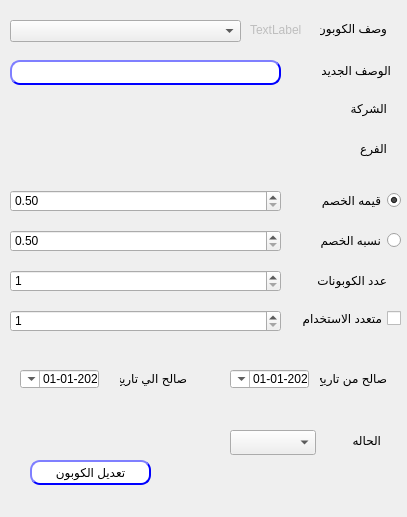
Before: the Qt Designer form presentation/coupon_ui/editCoupon.ui in shymaa123456/HyperPOS2020, drawn with Qt 5.
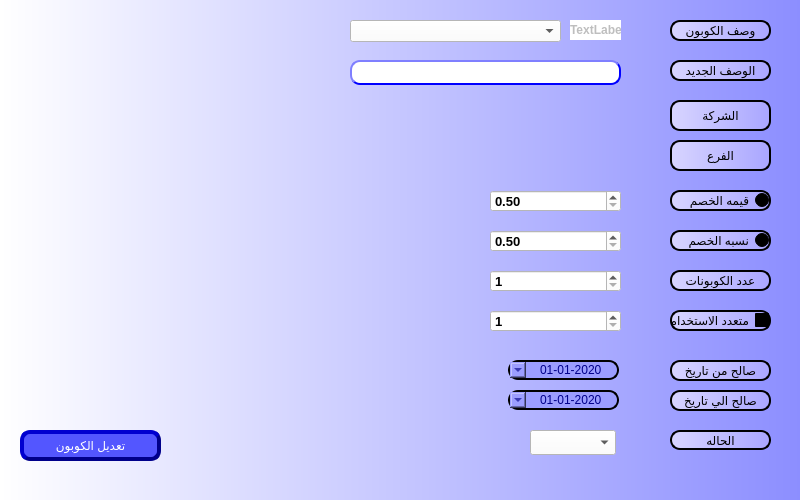
After: the same form once the commit is applied.

Commit message: finalize Coupon comments

```diff
--- a/presentation/coupon_ui/editCoupon.ui
+++ b/presentation/coupon_ui/editCoupon.ui
@@ -9,62 +9,102 @@
    <rect>
     <x>0</x>
     <y>0</y>
-    <width>407</width>
-    <height>517</height>
+    <width>800</width>
+    <height>500</height>
    </rect>
   </property>
+  <property name="minimumSize">
+   <size>
+    <width>800</width>
+    <height>500</height>
+   </size>
+  </property>
+  <property name="maximumSize">
+   <size>
+    <width>800</width>
+    <height>500</height>
+   </size>
+  </property>
   <property name="windowTitle">
    <string>تعديل الكوبون</string>
   </property>
+  <property name="styleSheet">
+   <string notr="true">background-color: qlineargradient(spread:pad, x1:0, y1:0, x2:1, y2:0, stop:0 #ffffff, stop:1 #8c8eff);</string>
+  </property>
   <widget class="QLabel" name="desc">
    <property name="geometry">
     <rect>
-     <x>320</x>
+     <x>670</x>
      <y>20</y>
-     <width>67</width>
-     <height>17</height>
+     <width>101</width>
+     <height>21</height>
     </rect>
    </property>
    <property name="layoutDirection">
     <enum>Qt::RightToLeft</enum>
    </property>
+   <property name="styleSheet">
+    <string notr="true">color:Black;
+background-color: qlineargradient(spread:pad, x1:0, y1:0, x2:1, y2:0, stop:0 #d8d5ff, stop:1 #a9a6ff);
+border-style: outset;
+border-width: 2px;
+border-radius: 10px;
+border-color:black;</string>
+   </property>
    <property name="text">
     <string>وصف الكوبون</string>
    </property>
+   <property name="alignment">
+    <set>Qt::AlignCenter</set>
+   </property>
   </widget>
   <widget class="QLabel" name="label_2">
    <property name="geometry">
     <rect>
-     <x>340</x>
+     <x>670</x>
      <y>430</y>
-     <width>41</width>
+     <width>101</width>
      <height>20</height>
     </rect>
    </property>
    <property name="layoutDirection">
     <enum>Qt::RightToLeft</enum>
    </property>
+   <property name="styleSheet">
+    <string notr="true">color:Black;
+background-color: qlineargradient(spread:pad, x1:0, y1:0, x2:1, y2:0, stop:0 #d8d5ff, stop:1 #a9a6ff);
+border-style: outset;
+border-width: 2px;
+border-radius: 10px;
+border-color:black;</string>
+   </property>
    <property name="text">
     <string>الحاله</string>
    </property>
+   <property name="alignment">
+    <set>Qt::AlignCenter</set>
+   </property>
   </widget>
   <widget class="QComboBox" name="CMB_CouponStatus">
    <property name="geometry">
     <rect>
-     <x>230</x>
+     <x>530</x>
      <y>430</y>
      <width>86</width>
      <height>25</height>
     </rect>
    </property>
+   <property name="styleSheet">
+    <string notr="true">background-color: rgb(255, 255, 255);</string>
+   </property>
   </widget>
   <widget class="QPushButton" name="BTN_editCoupon">
    <property name="geometry">
     <rect>
-     <x>30</x>
-     <y>460</y>
-     <width>121</width>
-     <height>25</height>
+     <x>20</x>
+     <y>430</y>
+     <width>141</width>
+     <height>31</height>
     </rect>
    </property>
    <property name="layoutDirection">
@@ -72,13 +112,14 @@
    </property>
    <property name="styleSheet">
     <string notr="true">QPushButton{
-                                        background-color: white;
+                                        background-color: #5356ff;
                                         border-style: outset;
-                                        border-width: 2px;
+                                        border-width: 4px;
                                         border-radius: 10px;
-                                        border-color: blue;
-                                        min-width: 6em;
-                                        }
+                                        border-color: darkblue;
+                    color:white;
+	font: 75 14pt &quot;MS Shell Dlg 2&quot;;
+	                                    }
                                         QPushButton:hover {
                                         background: qradialgradient(
                                         cx: 0.3, cy: -0.4, fx: 0.3, fy: -0.4,
@@ -91,8 +132,7 @@
                                         cx: 0.4, cy: -0.1, fx: 0.4, fy: -0.1,
                                         radius: 1.35, stop: 0 #fff, stop: 1 #ddd
                                         );
-                                        }
-                                    </string>
+                                        }</string>
    </property>
    <property name="text">
     <string>تعديل الكوبون</string>
@@ -101,10 +141,10 @@
   <widget class="QRadioButton" name="radioButton_Value">
    <property name="geometry">
     <rect>
-     <x>320</x>
+     <x>670</x>
      <y>190</y>
-     <width>81</width>
-     <height>20</height>
+     <width>101</width>
+     <height>21</height>
     </rect>
    </property>
    <property name="layoutDirection">
@@ -113,6 +153,14 @@
    <property name="autoFillBackground">
     <bool>false</bool>
    </property>
+   <property name="styleSheet">
+    <string notr="true">color:Black;
+background-color: qlineargradient(spread:pad, x1:0, y1:0, x2:1, y2:0, stop:0 #d8d5ff, stop:1 #a9a6ff);
+border-style: outset;
+border-width: 2px;
+border-radius: 10px;
+border-color:black;</string>
+   </property>
    <property name="text">
     <string>قيمه الخصم</string>
    </property>
@@ -123,15 +171,23 @@
   <widget class="QRadioButton" name="radioButton_Percentage">
    <property name="geometry">
     <rect>
-     <x>320</x>
+     <x>670</x>
      <y>230</y>
-     <width>81</width>
-     <height>20</height>
+     <width>101</width>
+     <height>21</height>
     </rect>
    </property>
    <property name="layoutDirection">
     <enum>Qt::RightToLeft</enum>
    </property>
+   <property name="styleSheet">
+    <string notr="true">color:Black;
+background-color: qlineargradient(spread:pad, x1:0, y1:0, x2:1, y2:0, stop:0 #d8d5ff, stop:1 #a9a6ff);
+border-style: outset;
+border-width: 2px;
+border-radius: 10px;
+border-color:black;</string>
+   </property>
    <property name="text">
     <string>نسبه الخصم</string>
    </property>
@@ -139,15 +195,23 @@
   <widget class="QCheckBox" name="checkBox_Multi">
    <property name="geometry">
     <rect>
-     <x>300</x>
+     <x>670</x>
      <y>310</y>
      <width>101</width>
-     <height>17</height>
+     <height>21</height>
     </rect>
    </property>
    <property name="layoutDirection">
     <enum>Qt::RightToLeft</enum>
    </property>
+   <property name="styleSheet">
+    <string notr="true">color:Black;
+background-color: qlineargradient(spread:pad, x1:0, y1:0, x2:1, y2:0, stop:0 #d8d5ff, stop:1 #a9a6ff);
+border-style: outset;
+border-width: 2px;
+border-radius: 10px;
+border-color:black;</string>
+   </property>
    <property name="text">
     <string>متعدد الاستخدام</string>
    </property>
@@ -155,60 +219,105 @@
   <widget class="QLabel" name="desc_2">
    <property name="geometry">
     <rect>
-     <x>306</x>
+     <x>670</x>
      <y>270</y>
-     <width>81</width>
-     <height>20</height>
+     <width>101</width>
+     <height>21</height>
     </rect>
    </property>
    <property name="layoutDirection">
     <enum>Qt::RightToLeft</enum>
    </property>
+   <property name="styleSheet">
+    <string notr="true">color:Black;
+background-color: qlineargradient(spread:pad, x1:0, y1:0, x2:1, y2:0, stop:0 #d8d5ff, stop:1 #a9a6ff);
+border-style: outset;
+border-width: 2px;
+border-radius: 10px;
+border-color:black;</string>
+   </property>
    <property name="text">
     <string>عدد الكوبونات</string>
    </property>
+   <property name="alignment">
+    <set>Qt::AlignCenter</set>
+   </property>
   </widget>
   <widget class="QLabel" name="desc_3">
    <property name="geometry">
     <rect>
-     <x>320</x>
-     <y>370</y>
-     <width>67</width>
-     <height>17</height>
+     <x>670</x>
+     <y>360</y>
+     <width>101</width>
+     <height>21</height>
     </rect>
    </property>
+   <property name="styleSheet">
+    <string notr="true">color:Black;
+background-color: qlineargradient(spread:pad, x1:0, y1:0, x2:1, y2:0, stop:0 #d8d5ff, stop:1 #a9a6ff);
+border-style: outset;
+border-width: 2px;
+border-radius: 10px;
+border-color:black;</string>
+   </property>
    <property name="text">
     <string>صالح من تاريخ</string>
    </property>
+   <property name="alignment">
+    <set>Qt::AlignCenter</set>
+   </property>
   </widget>
   <widget class="QLabel" name="desc_4">
    <property name="geometry">
     <rect>
-     <x>120</x>
-     <y>370</y>
-     <width>67</width>
-     <height>17</height>
+     <x>670</x>
+     <y>390</y>
+     <width>101</width>
+     <height>21</height>
     </rect>
    </property>
    <property name="layoutDirection">
     <enum>Qt::RightToLeft</enum>
    </property>
+   <property name="styleSheet">
+    <string notr="true">color:Black;
+background-color: qlineargradient(spread:pad, x1:0, y1:0, x2:1, y2:0, stop:0 #d8d5ff, stop:1 #a9a6ff);
+border-style: outset;
+border-width: 2px;
+border-radius: 10px;
+border-color:black;</string>
+   </property>
    <property name="text">
     <string>صالح الي تاريخ</string>
    </property>
+   <property name="alignment">
+    <set>Qt::AlignCenter</set>
+   </property>
   </widget>
   <widget class="QDateTimeEdit" name="Qdate_to">
    <property name="geometry">
     <rect>
-     <x>20</x>
-     <y>370</y>
-     <width>79</width>
-     <height>18</height>
+     <x>508</x>
+     <y>390</y>
+     <width>111</width>
+     <height>20</height>
     </rect>
    </property>
    <property name="layoutDirection">
     <enum>Qt::RightToLeft</enum>
    </property>
+   <property name="styleSheet">
+    <string notr="true">color:darkblue;
+background-color: qlineargradient(spread:pad, x1:0, y1:0, x2:1, y2:0, stop:0 #d8d5ff, stop:1 #a9a6ff);
+border-style: outset;
+border-width: 2px;
+border-radius: 10px;
+border-color:black;
+background-color: #9c9eff;</string>
+   </property>
+   <property name="alignment">
+    <set>Qt::AlignCenter</set>
+   </property>
    <property name="minimumDateTime">
     <datetime>
      <hour>0</hour>
@@ -229,15 +338,27 @@
   <widget class="QDateTimeEdit" name="Qdate_from">
    <property name="geometry">
     <rect>
-     <x>230</x>
-     <y>370</y>
-     <width>79</width>
-     <height>18</height>
+     <x>508</x>
+     <y>360</y>
+     <width>111</width>
+     <height>20</height>
     </rect>
    </property>
    <property name="layoutDirection">
     <enum>Qt::RightToLeft</enum>
    </property>
+   <property name="styleSheet">
+    <string notr="true">color:darkblue;
+background-color: qlineargradient(spread:pad, x1:0, y1:0, x2:1, y2:0, stop:0 #d8d5ff, stop:1 #a9a6ff);
+border-style: outset;
+border-width: 2px;
+border-radius: 10px;
+border-color:black;
+background-color: #9c9eff;</string>
+   </property>
+   <property name="alignment">
+    <set>Qt::AlignCenter</set>
+   </property>
    <property name="minimumDateTime">
     <datetime>
      <hour>0</hour>
@@ -258,12 +379,15 @@
   <widget class="QComboBox" name="CMB_CouponDes">
    <property name="geometry">
     <rect>
-     <x>10</x>
+     <x>350</x>
      <y>20</y>
-     <width>231</width>
+     <width>211</width>
      <height>22</height>
     </rect>
    </property>
+   <property name="styleSheet">
+    <string notr="true">background-color: rgb(255, 255, 255);</string>
+   </property>
    <property name="editable">
     <bool>false</bool>
    </property>
@@ -274,7 +398,7 @@
    </property>
    <property name="geometry">
     <rect>
-     <x>10</x>
+     <x>350</x>
      <y>60</y>
      <width>271</width>
      <height>25</height>
@@ -311,27 +435,45 @@
   <widget class="QLabel" name="desc_5">
    <property name="geometry">
     <rect>
-     <x>320</x>
+     <x>670</x>
      <y>60</y>
-     <width>71</width>
-     <height>20</height>
+     <width>101</width>
+     <height>21</height>
     </rect>
    </property>
+   <property name="styleSheet">
+    <string notr="true">color:Black;
+background-color: qlineargradient(spread:pad, x1:0, y1:0, x2:1, y2:0, stop:0 #d8d5ff, stop:1 #a9a6ff);
+border-style: outset;
+border-width: 2px;
+border-radius: 10px;
+border-color:black;</string>
+   </property>
    <property name="text">
     <string>الوصف الجديد</string>
    </property>
+   <property name="alignment">
+    <set>Qt::AlignCenter</set>
+   </property>
   </widget>
   <widget class="QDoubleSpinBox" name="LE_desc_3">
    <property name="geometry">
     <rect>
-     <x>10</x>
+     <x>490</x>
      <y>230</y>
-     <width>271</width>
+     <width>131</width>
      <height>22</height>
     </rect>
    </property>
+   <property name="font">
+    <font>
+     <pointsize>10</pointsize>
+     <weight>75</weight>
+     <bold>true</bold>
+    </font>
+   </property>
    <property name="styleSheet">
-    <string notr="true"/>
+    <string notr="true">background-color: rgb(255, 255, 255);</string>
    </property>
    <property name="minimum">
     <double>0.500000000000000</double>
@@ -340,14 +482,21 @@
   <widget class="QDoubleSpinBox" name="LE_desc_2">
    <property name="geometry">
     <rect>
-     <x>10</x>
+     <x>490</x>
      <y>190</y>
-     <width>271</width>
+     <width>131</width>
      <height>22</height>
     </rect>
    </property>
+   <property name="font">
+    <font>
+     <pointsize>10</pointsize>
+     <weight>75</weight>
+     <bold>true</bold>
+    </font>
+   </property>
    <property name="styleSheet">
-    <string notr="true"/>
+    <string notr="true">background-color: rgb(255, 255, 255);</string>
    </property>
    <property name="minimum">
     <double>0.500000000000000</double>
@@ -359,12 +508,21 @@
    </property>
    <property name="geometry">
     <rect>
-     <x>250</x>
+     <x>570</x>
      <y>20</y>
-     <width>61</width>
+     <width>51</width>
      <height>20</height>
     </rect>
    </property>
+   <property name="font">
+    <font>
+     <weight>75</weight>
+     <bold>true</bold>
+    </font>
+   </property>
+   <property name="styleSheet">
+    <string notr="true">background-color: rgb(255, 255, 255);</string>
+   </property>
    <property name="text">
     <string>TextLabel</string>
    </property>
@@ -372,12 +530,22 @@
   <widget class="QSpinBox" name="LE_desc_4">
    <property name="geometry">
     <rect>
-     <x>10</x>
+     <x>490</x>
      <y>270</y>
-     <width>271</width>
+     <width>131</width>
      <height>22</height>
     </rect>
    </property>
+   <property name="font">
+    <font>
+     <pointsize>10</pointsize>
+     <weight>75</weight>
+     <bold>true</bold>
+    </font>
+   </property>
+   <property name="styleSheet">
+    <string notr="true">background-color: rgb(255, 255, 255);</string>
+   </property>
    <property name="minimum">
     <number>1</number>
    </property>
@@ -385,12 +553,22 @@
   <widget class="QSpinBox" name="LE_desc_5">
    <property name="geometry">
     <rect>
-     <x>10</x>
+     <x>490</x>
      <y>310</y>
-     <width>271</width>
+     <width>131</width>
      <height>22</height>
     </rect>
    </property>
+   <property name="font">
+    <font>
+     <pointsize>10</pointsize>
+     <weight>75</weight>
+     <bold>true</bold>
+    </font>
+   </property>
+   <property name="styleSheet">
+    <string notr="true">background-color: rgb(255, 255, 255);</string>
+   </property>
    <property name="minimum">
     <number>1</number>
    </property>
@@ -398,34 +576,56 @@
   <widget class="QLabel" name="desc_6">
    <property name="geometry">
     <rect>
-     <x>320</x>
+     <x>670</x>
      <y>100</y>
-     <width>67</width>
-     <height>17</height>
+     <width>101</width>
+     <height>31</height>
     </rect>
    </property>
    <property name="layoutDirection">
     <enum>Qt::RightToLeft</enum>
    </property>
+   <property name="styleSheet">
+    <string notr="true">color:Black;
+background-color: qlineargradient(spread:pad, x1:0, y1:0, x2:1, y2:0, stop:0 #d8d5ff, stop:1 #a9a6ff);
+border-style: outset;
+border-width: 2px;
+border-radius: 10px;
+border-color:black;</string>
+   </property>
    <property name="text">
     <string>الشركة</string>
    </property>
+   <property name="alignment">
+    <set>Qt::AlignCenter</set>
+   </property>
   </widget>
   <widget class="QLabel" name="desc_7">
    <property name="geometry">
     <rect>
-     <x>320</x>
+     <x>670</x>
      <y>140</y>
-     <width>67</width>
-     <height>17</height>
+     <width>101</width>
+     <height>31</height>
     </rect>
    </property>
    <property name="layoutDirection">
     <enum>Qt::RightToLeft</enum>
    </property>
+   <property name="styleSheet">
+    <string notr="true">color:Black;
+background-color: qlineargradient(spread:pad, x1:0, y1:0, x2:1, y2:0, stop:0 #d8d5ff, stop:1 #a9a6ff);
+border-style: outset;
+border-width: 2px;
+border-radius: 10px;
+border-color:black;</string>
+   </property>
    <property name="text">
     <string>الفرع</string>
    </property>
+   <property name="alignment">
+    <set>Qt::AlignCenter</set>
+   </property>
   </widget>
  </widget>
  <resources/>
```
Left out of the diff: 4 changed lines with no effect on the pictures. The commit also changes 4 other files.
